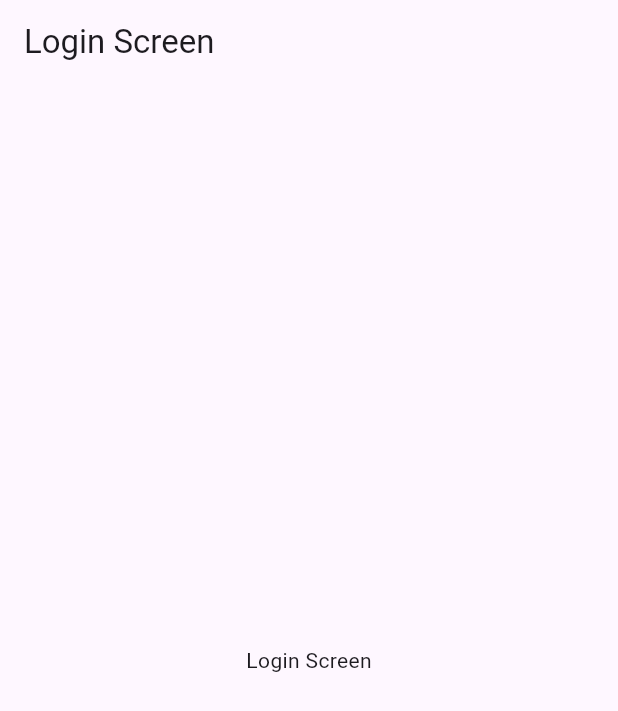
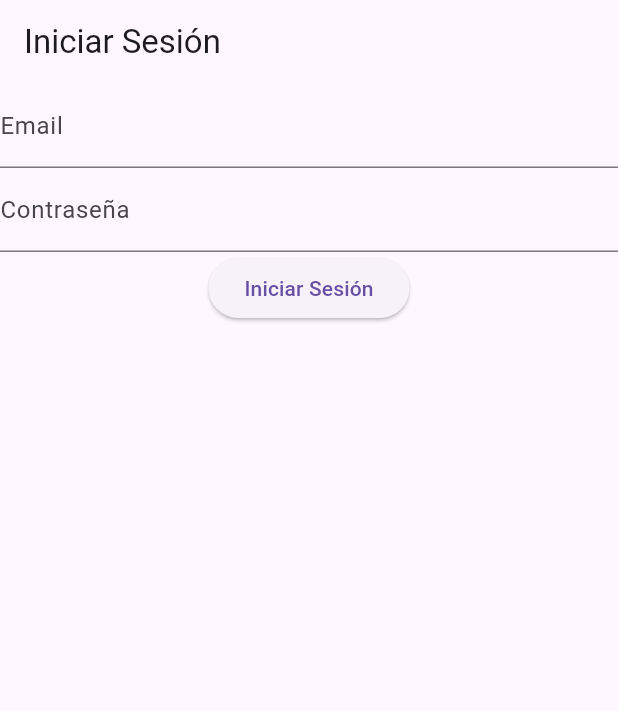
Before and after one commit to naranjaFanta/tp3_appnike, a Flutter app: the LoginScreen screen opened by its route, on a phone screen of 412 x 824 dp. Shown: the top 711 px of the screen. Run offline on Flutter 3.47's test engine with Material 3 defaults, Android fonts, the light colour scheme and no system bars; our stand-ins replace cloud_firestore, firebase_auth, firebase_core, flutter_riverpod, go_router; accounts and stored records are empty.

Commit message:
creamos un usuario en firebase y hacemos un login precario que redirije a home, ya funciona

```diff
--- a/lib/core/app_router.dart
+++ b/lib/core/app_router.dart
@@ -18,7 +18,7 @@ final appRouter = GoRouter(
     GoRoute(
         path: '/login',
         name: LoginScreen.name,
-        builder: (context, state) => const LoginScreen()),
+        builder: (context, state) =>  LoginScreen()),
     GoRoute(
         path: '/products',
         name: ProductsScreen.name,
--- a/lib/presentation/screens/login/login_screen.dart
+++ b/lib/presentation/screens/login/login_screen.dart
@@ -1,16 +1,63 @@
 import 'package:flutter/material.dart';
+import 'package:firebase_auth/firebase_auth.dart';
+import 'package:go_router/go_router.dart';
 
-class LoginScreen extends StatelessWidget {
-  static const String name = 'login';
-  const LoginScreen({super.key});
+class LoginScreen extends StatefulWidget {
+  static const String name = 'login'; // Asegúrate de definir el nombre aquí
+
+  @override
+  _LoginScreenState createState() => _LoginScreenState();
+}
+
+class _LoginScreenState extends State<LoginScreen> {
+  final FirebaseAuth _auth = FirebaseAuth.instance;
+  String email = '';
+  String password = '';
+
+  Future<void> signIn() async {
+    try {
+      UserCredential userCredential = await _auth.signInWithEmailAndPassword(
+        email: email,
+        password: password,
+      );
+      // Si el inicio de sesión es exitoso, redirige a la pantalla principal
+      context.go('/'); // Cambia esta línea para usar GoRouter
+    } catch (e) {
+      print("Error al iniciar sesión: $e");
+      // Muestra un mensaje de error
+      ScaffoldMessenger.of(context).showSnackBar(
+        SnackBar(content: Text('Error al iniciar sesión')),
+      );
+    }
+  }
 
   @override
   Widget build(BuildContext context) {
     return Scaffold(
-      appBar: AppBar(
-        title: const Text('Login Screen'),
+      appBar: AppBar(title: Text('Iniciar Sesión')),
+      body: Center(
+        child: Column(
+          children: [
+            TextField(
+              onChanged: (value) {
+                email = value;
+              },
+              decoration: InputDecoration(labelText: 'Email'),
+            ),
+            TextField(
+              onChanged: (value) {
+                password = value;
+              },
+              decoration: InputDecoration(labelText: 'Contraseña'),
+              obscureText: true,
+            ),
+            ElevatedButton(
+              onPressed: signIn,
+              child: Text('Iniciar Sesión'),
+            ),
+          ],
+        ),
       ),
-      body: const Center(child: Text('Login Screen')),
     );
   }
 }
```
Also changed, not shown: lib/core/auth.service.dart (added, +38 -0 lines).
